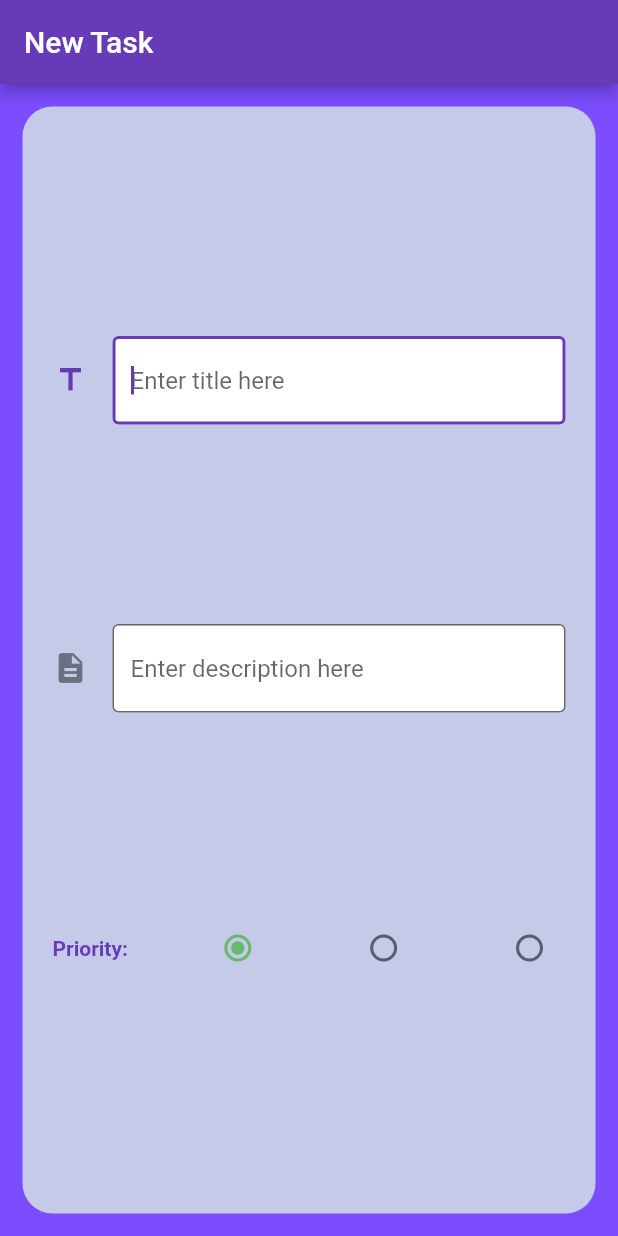
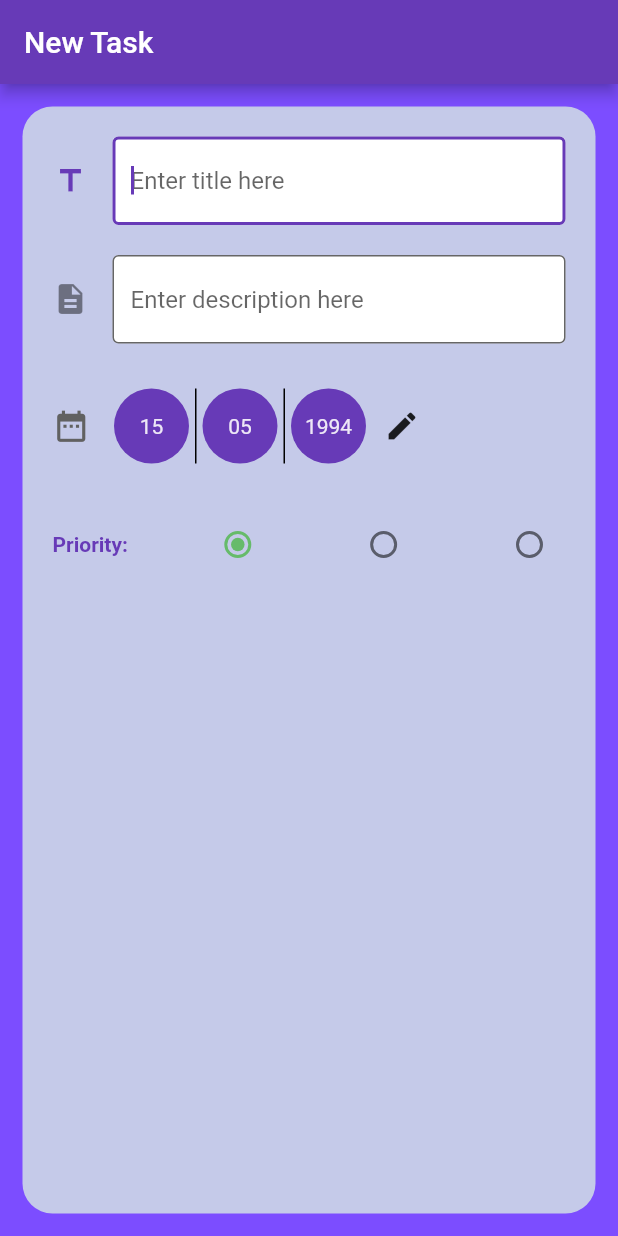
Before and after one commit to flutterkurs/FlutterKurs, a Flutter app: the screen it shows after launch, on a phone screen of 412 x 824 dp. Run offline on Flutter 3.47's test engine with Material 2 defaults, Android fonts, the phone set to English and light mode, and no system bars.

Commit message:
Dodano widget daty

```diff
--- a/todo_app/lib/task/NewTaskPage.dart
+++ b/todo_app/lib/task/NewTaskPage.dart
@@ -1,4 +1,5 @@
 import 'package:flutter/material.dart';
+import 'package:intl/intl.dart';
 
 class NewTaskPage extends StatefulWidget {
   NewTaskPage({Key key}) : super(key: key);
@@ -8,8 +9,8 @@ class NewTaskPage extends StatefulWidget {
 }
 
 class _NewTaskPageState extends State<NewTaskPage> {
-
   String _radioValue = 'low';
+  TextEditingController _dateController = TextEditingController();
 
   @override
   Widget build(BuildContext context) {
@@ -24,12 +25,29 @@ class _NewTaskPageState extends State<NewTaskPage> {
                 color: Colors.indigo[100],
                 shape: RoundedRectangleBorder(
                     borderRadius: BorderRadius.all(Radius.circular(20)))),
-          child: Column(
+            child: ListView(
+              children: <Widget>[
+                Column(
                   crossAxisAlignment: CrossAxisAlignment.start,
                   mainAxisAlignment: MainAxisAlignment.spaceEvenly,
-            children: <Widget>[_title(), _description(), _priority()],
+                  children: <Widget>[
+                    _title(),
+                    emptySpaceVertical(10),
+                    _description(),
+                    emptySpaceVertical(10),
+                    _date(),
+                    emptySpaceVertical(10),
+                    _priority()
+                  ],
                 ),
-        ));
+              ],
+            )));
+  }
+
+  @override
+  void initState() {
+    DateTime now = DateTime.now();
+    _dateController.text = DateFormat('yyyy-MM-dd').format(now);
   }
 
   Widget _title() {
@@ -41,6 +59,12 @@ class _NewTaskPageState extends State<NewTaskPage> {
           icon: Icon(Icons.title),
           hintText: 'Enter title here'),
       autofocus: true,
+    );
+  }
+
+  Widget emptySpaceVertical(double space) {
+    return Padding(
+      padding: EdgeInsets.symmetric(vertical: space),
     );
   }
 
@@ -56,37 +80,85 @@ class _NewTaskPageState extends State<NewTaskPage> {
     );
   }
 
+  Widget _circle(String text) {
+    return Container(
+        width: 50,
+        height: 50,
+        decoration:
+            ShapeDecoration(color: Colors.deepPurple, shape: CircleBorder()),
+        alignment: Alignment.center,
+        child: Text(
+          text,
+          style: TextStyle(color: Colors.deepPurple[50]),
+        ));
+  }
+
+  Widget _divider(double width, double height, double margin) {
+    return Container(
+      width: width,
+      height: height,
+      margin: EdgeInsets.symmetric(horizontal: margin),
+      color: Colors.black,
+    );
+  }
+
+  Widget _date() {
+    return Padding(
+      padding: EdgeInsets.symmetric(vertical: 10),
+      child: Row(children: <Widget>[
+        Icon(
+          Icons.date_range,
+          size: 25,
+          color: Colors.grey[700],
+        ),
+        Padding(
+          padding: EdgeInsets.symmetric(horizontal: 8),
+        ),
+        _circle('15'),
+        _divider(1, 50, 4),
+        _circle('05'),
+        _divider(1, 50, 4),
+        _circle('1994'),
+        IconButton(
+          icon: Icon(Icons.edit),
+          onPressed: () => {},
+        ),
+      ]),
+    );
+  }
+
   Widget _priority() {
     return Row(
       mainAxisAlignment: MainAxisAlignment.spaceBetween,
       children: <Widget>[
-        Text('Priority:', style: TextStyle(color: Colors.deepPurple, fontWeight: FontWeight.bold)),
+        Text('Priority:',
+            style: TextStyle(
+                color: Colors.deepPurple, fontWeight: FontWeight.bold)),
         Radio<String>(
           value: 'low',
           groupValue: _radioValue,
           activeColor: Colors.green[400],
-          onChanged:(s)=> _handleRadioValueChange(s),
+          onChanged: (s) => _handleRadioValueChange(s),
         ),
         Radio<String>(
           groupValue: _radioValue,
           activeColor: Colors.yellow[400],
-          onChanged:(s)=> _handleRadioValueChange(s),
+          onChanged: (s) => _handleRadioValueChange(s),
           value: 'medium',
         ),
         Radio<String>(
           groupValue: _radioValue,
           activeColor: Colors.red[400],
-          onChanged:(s)=> _handleRadioValueChange(s),
+          onChanged: (s) => _handleRadioValueChange(s),
           value: 'high',
         ),
       ],
     );
   }
-  void _handleRadioValueChange(String value){
+
+  void _handleRadioValueChange(String value) {
     setState(() {
       _radioValue = value;
     });
-
   }
-
 }
--- a/todo_app/pubspec.yaml
+++ b/todo_app/pubspec.yaml
@@ -19,6 +19,7 @@ dependencies:
   # The following adds the Cupertino Icons font to your application.
   # Use with the CupertinoIcons class for iOS style icons.
   cupertino_icons: ^0.1.2
+  intl: 0.15.7
 
 dev_dependencies:
   flutter_test:
```
Lines whose indentation alone changed are shown as unchanged.
